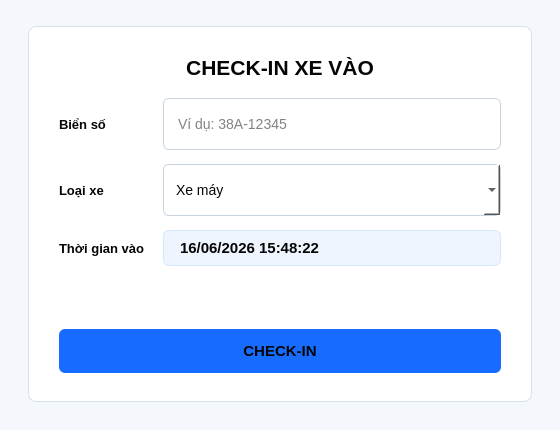
Old version of the form QLBaiDoXeThongMinh/giaodien/designer/check_in.ui in the repository hiennguyen2501/project_HeThongQuanLyBaiXeThongMinh.
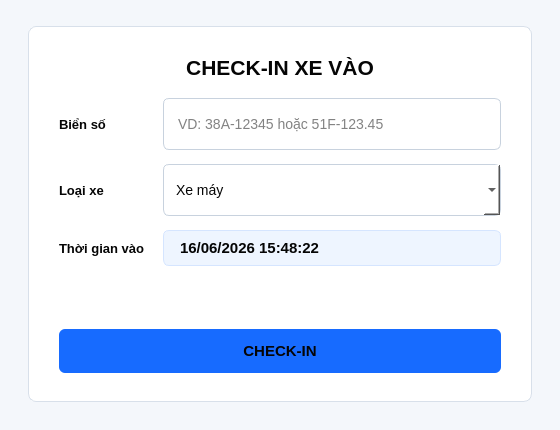
New version of the form.

What changed in the file:
```diff
--- a/QLBaiDoXeThongMinh/giaodien/designer/check_in.ui
+++ b/QLBaiDoXeThongMinh/giaodien/designer/check_in.ui
@@ -143,7 +143,7 @@
         <item row="0" column="1">
          <widget class="QLineEdit" name="txt_bien_so">
           <property name="placeholderText">
-           <string>Ví dụ: 38A-12345</string>
+           <string>VD: 38A-12345 hoặc 51F-123.45</string>
           </property>
          </widget>
         </item>
```
